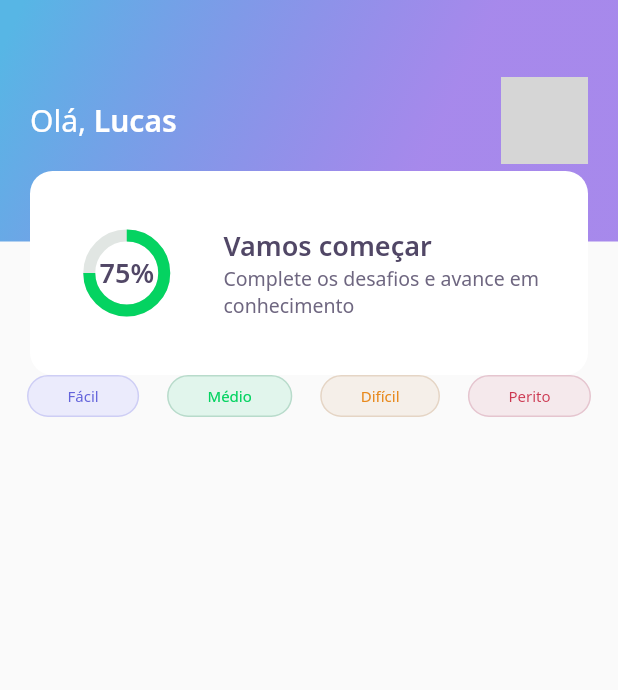
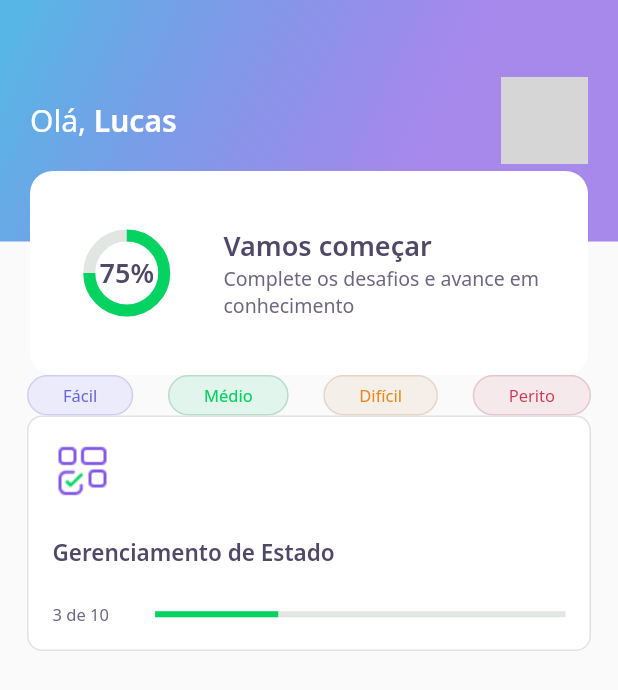
Before and after one commit to santoslucas11/nlw5_flutter, a Flutter app: the screen it shows after launch, on a phone screen of 412 x 824 dp. Shown: the top 690 px of the screen. Run offline on Flutter 3.47's test engine with Material 2 defaults, Android fonts, the phone set to English and light mode, and no system bars; our stand-ins replace google_fonts; network calls fail; grey boxes are pictures that could not be loaded.

Commit message:
Quiz Card
Criando estrutura do componente QuizCardWidget

```diff
--- a/lib/home/home_page.dart
+++ b/lib/home/home_page.dart
@@ -1,5 +1,6 @@
 import 'package:dev_quiz/home/widgets/app_bar/app_bar_widgets.dart';
 import 'package:dev_quiz/home/widgets/level_button/level_button_widget.dart';
+import 'package:dev_quiz/home/widgets/quiz_card/quiz_card_wodget.dart';
 import 'package:flutter/material.dart';
 
 class HomePage extends StatefulWidget {
@@ -16,7 +17,9 @@ class _HomePageState extends State<HomePage> {
       appBar: AppBarWidget(),
       body: Padding(
         padding: const EdgeInsets.symmetric(horizontal: 18),
-        child: Row(
+        child: Column(
+          children: [
+            Row(
               mainAxisAlignment: MainAxisAlignment.spaceBetween,
               children: [
                 LevelButtonWidget(
@@ -33,6 +36,9 @@ class _HomePageState extends State<HomePage> {
                 ),
               ],
             ),
+            QuizCardWidget(),
+          ],
+        ),
       ),
     );
   }
--- a/lib/home/widgets/level_button/level_button_widget.dart
+++ b/lib/home/widgets/level_button/level_button_widget.dart
@@ -49,12 +49,12 @@ class LevelButtonWidget extends StatelessWidget {
         borderRadius: BorderRadius.circular(28),
       ),
       child: Padding(
-        padding: const EdgeInsets.symmetric(horizontal: 26, vertical: 6),
+        padding: const EdgeInsets.symmetric(horizontal: 23, vertical: 5),
         child: Text(
           label,
           style: GoogleFonts.notoSans(
             color: fontColor,
-            fontSize: 10,
+            fontSize: 11,
           ),
         ),
       ),
--- /dev/null
+++ b/lib/home/widgets/quiz_card/quiz_card_wodget.dart
@@ -0,0 +1,57 @@
+import 'package:dev_quiz/core/app_text_styles.dart';
+import 'package:dev_quiz/core/core.dart';
+import 'package:dev_quiz/core/app_colors.dart';
+import 'package:flutter/material.dart';
+
+class QuizCardWidget extends StatelessWidget {
+  QuizCardWidget({Key? key}) : super(key: key);
+
+  @override
+  Widget build(BuildContext context) {
+    return Container(
+      padding: EdgeInsets.all(16),
+      decoration: BoxDecoration(
+          border: Border.fromBorderSide(BorderSide(color: AppColors.border)),
+          color: AppColors.white,
+          borderRadius: BorderRadius.circular(10)),
+      child: Column(
+        crossAxisAlignment: CrossAxisAlignment.start,
+        children: [
+          Container(
+            height: 40,
+            width: 40,
+            child: Image.asset(AppImages.blocks),
+          ),
+          SizedBox(
+            height: 24,
+          ),
+          Text(
+            "Gerenciamento de Estado",
+            style: AppTextStyles.heading15,
+          ),
+          SizedBox(
+            height: 24,
+          ),
+          Row(children: [
+            Expanded(
+              flex: 1,
+              child: Text(
+                "3 de 10",
+                style: AppTextStyles.body11,
+              ),
+            ),
+            Expanded(
+              flex: 4,
+              child: LinearProgressIndicator(
+                value: 0.3,
+                backgroundColor: AppColors.chartSecondary,
+                valueColor:
+                    AlwaysStoppedAnimation<Color>(AppColors.chartPrimary),
+              ),
+            )
+          ])
+        ],
+      ),
+    );
+  }
+}
```
Lines whose indentation alone changed are shown as unchanged.
